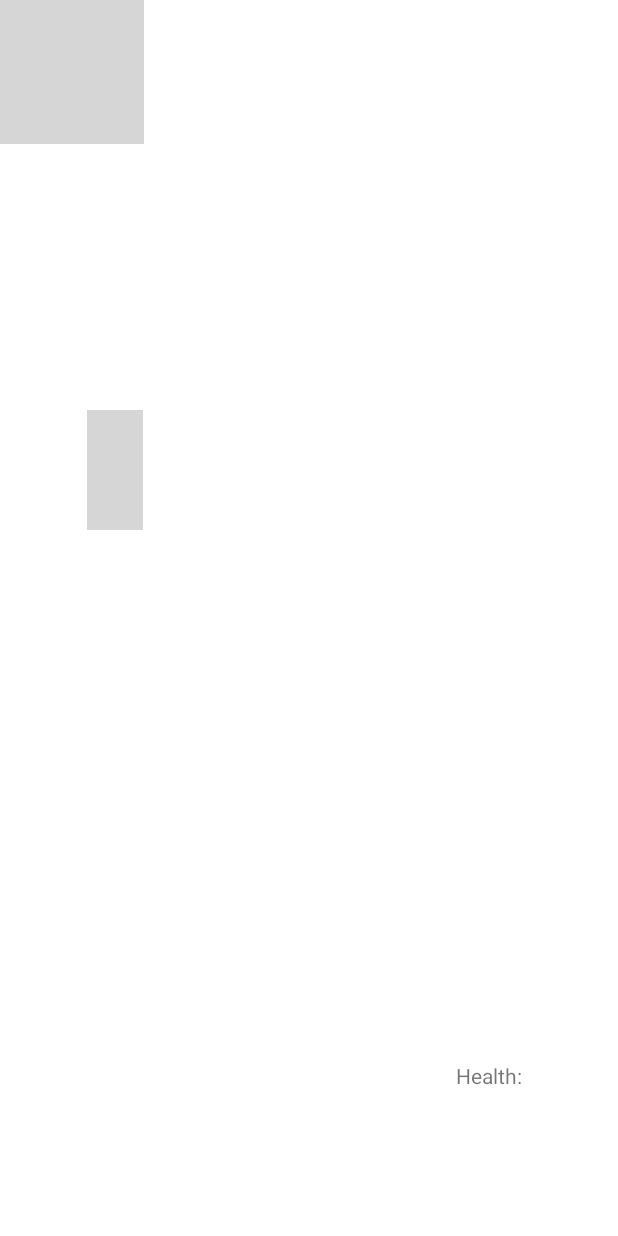
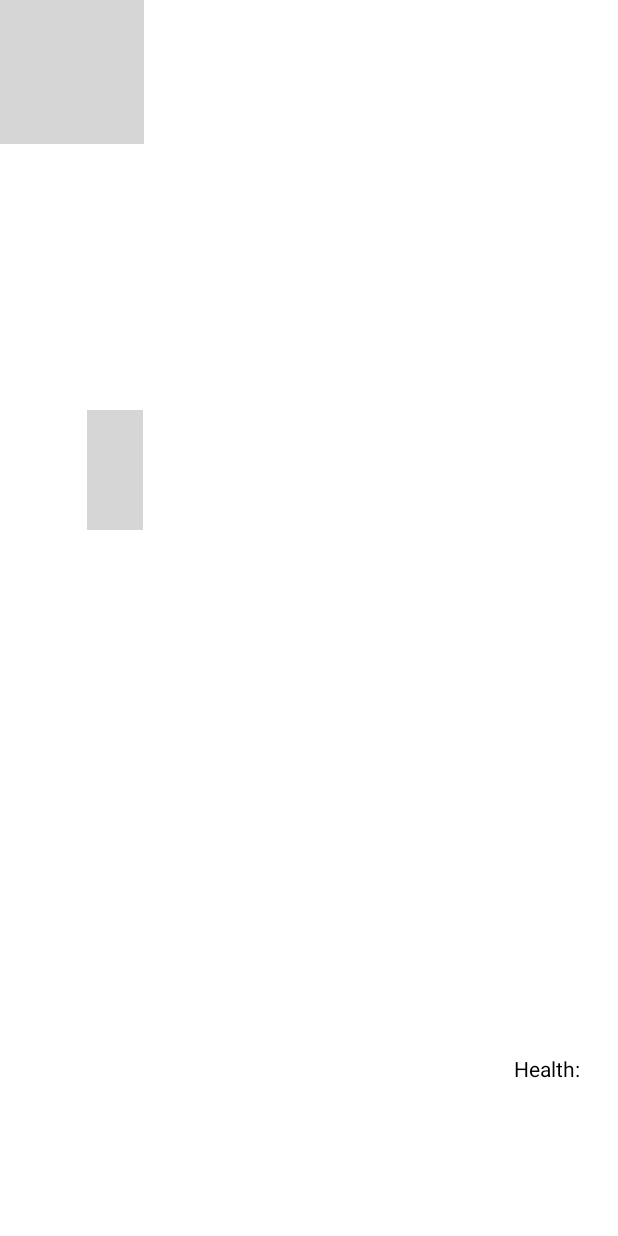
Before and after one commit to maharship07/Tower-Defense-Game, an Android app: the layout game_screen.xml on its own in the app's theme, with its tools: preview values and no code run, on a phone screen of 412 x 824 dp. Run offline under Robolectric (Android 15) with nearby library versions, the phone set to English and light mode, and no system bars; grey boxes are pictures that could not be loaded.

Commit message:
Game Screen Background and Health Formatting Fix

```diff
--- a/app/src/main/AndroidManifest.xml
+++ b/app/src/main/AndroidManifest.xml
@@ -14,6 +14,8 @@
             android:exported="false" />
         <activity
             android:name=".GameScreen"
+            android:screenOrientation="landscape"
+            android:theme="@android:style/Theme.NoTitleBar.Fullscreen"
             android:exported="false" />
         <activity
             android:name=".MainActivity"
--- a/app/src/main/java/com/example/java/GameScreen.java
+++ b/app/src/main/java/com/example/java/GameScreen.java
@@ -1,12 +1,13 @@
 package com.example.java;
 
 import android.annotation.SuppressLint;
+import android.app.Activity;
 import android.os.Bundle;
 import android.widget.TextView;
 
 import androidx.appcompat.app.AppCompatActivity;
 
-public class GameScreen extends AppCompatActivity {
+public class GameScreen extends Activity {
     private int health;
 
     @SuppressLint("SetTextI18n")
--- a/app/src/main/res/layout/game_screen.xml
+++ b/app/src/main/res/layout/game_screen.xml
@@ -9,26 +9,28 @@
         android:id="@+id/mapBackground"
         android:layout_width="wrap_content"
         android:layout_height="wrap_content"
+        android:background="@drawable/wip2_tdgmap"
         android:contentDescription="@string/game_map"
+        android:scaleType="fitXY"
         app:layout_constraintBottom_toBottomOf="parent"
         app:layout_constraintEnd_toEndOf="parent"
         app:layout_constraintHorizontal_bias="0.0"
         app:layout_constraintStart_toStartOf="parent"
         app:layout_constraintTop_toTopOf="parent"
-        app:layout_constraintVertical_bias="0.0"
-        app:srcCompat="@drawable/wip2_tdgmap" />
+        app:layout_constraintVertical_bias="0.0" />
 
     <TextView
         android:id="@+id/healthCounter"
         android:layout_width="wrap_content"
-        android:layout_height="wrap_content"
+        android:layout_height="18dp"
         android:text="@string/health"
+        android:textColor="@color/black"
         app:layout_constraintBottom_toBottomOf="parent"
         app:layout_constraintEnd_toEndOf="parent"
-        app:layout_constraintHorizontal_bias="0.826"
+        app:layout_constraintHorizontal_bias="0.931"
         app:layout_constraintStart_toStartOf="parent"
         app:layout_constraintTop_toTopOf="parent"
-        app:layout_constraintVertical_bias="0.879" />
+        app:layout_constraintVertical_bias="0.872" />
 
     <ImageView
         android:id="@+id/monument"
--- a/app/src/main/res/values/strings.xml
+++ b/app/src/main/res/values/strings.xml
@@ -1,12 +1,12 @@
 <resources>
-    <string name="app_name">Java</string>
+    <string name="app_name">Tower Defense Game</string>
     <string name="easy">Easy</string>
     <string name="normal">Normal</string>
     <string name="hard">Hard</string>
     <string name="start_game">Start Game</string>
     <string name="name">Name</string>
     <string name="current_difficulty_normal">Current Difficulty: Normal</string>
-    <string name="title_placeholder">Title Placeholder</string>
+    <string name="title_placeholder">Tower Defense Game</string>
     <string name="start">Start</string>
     <string name="quit">Quit</string>
     <string name="health">Health:</string>
```
